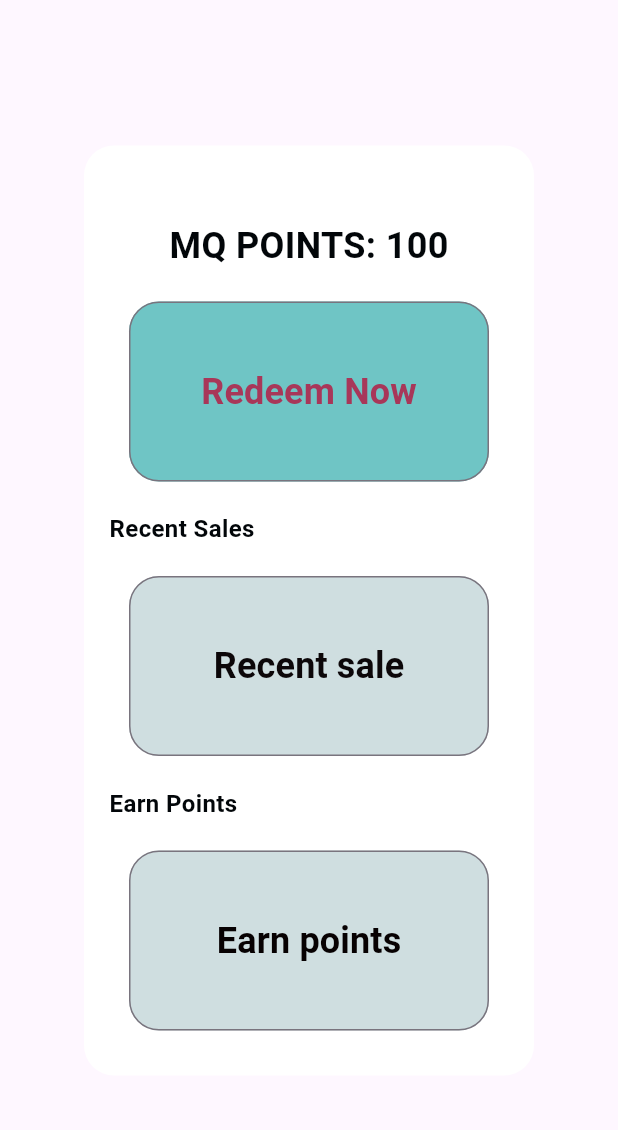
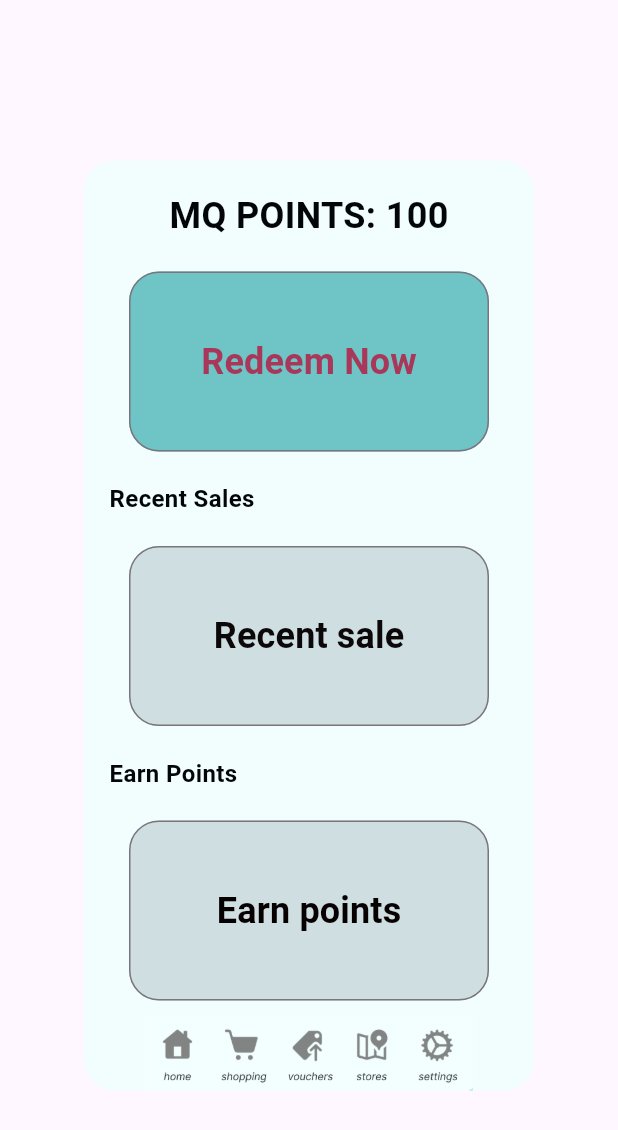
Before and after one commit to tinger529/MQ_points, a Flutter app: the HomeScreen widget shown alone on an empty page, opened directly, on a phone screen of 412 x 824 dp. Shown: the top 1130 px of the screen. Run offline on Flutter 3.47's test engine with Material 3 defaults, Android fonts, the phone set to English and light mode, and no system bars; Roboto replaces fonts that are missing (Italic).

Commit message:
home screen rendering: finish basic structure

```diff
--- a/lib/screens/home_screen.dart
+++ b/lib/screens/home_screen.dart
@@ -19,7 +19,7 @@ class HomeScreen extends StatelessWidget {
                 width: 300.0,
                 height: 620.0,
                 decoration: const BoxDecoration(
-                  color: Colors.white,
+                  color: Color(0xFFF2FEFE),
                   borderRadius: BorderRadius.only(
                     topLeft: Radius.circular(20.0),
                     topRight: Radius.circular(20.0),
@@ -29,7 +29,7 @@ class HomeScreen extends StatelessWidget {
                 ),
                 child: Column(
                   children: [
-                    const SizedBox(height: 50),
+                    const SizedBox(height: 20),
                     const Text(
                       'MQ POINTS: 100',
                       textDirection: TextDirection.ltr,
@@ -164,10 +164,16 @@ class HomeScreen extends StatelessWidget {
                           ),
                         ),
                       ),
+                      const SizedBox(height: 10),
+                      Image.asset(
+                        'assets/image/toolbar.png',
+                        width: 500,
+                        height: 50,
+                        opacity: const AlwaysStoppedAnimation(.8),
+                      ),
                   ],
                 ),
               ),
-              const SizedBox(height: 20),
             ]
       )
     );
--- a/pubspec.yaml
+++ b/pubspec.yaml
@@ -63,6 +63,7 @@ flutter:
   assets:
     - assets/image/coin.jpeg
     - assets/image/coin.jpg
+    - assets/image/toolbar.png
 
   # An image asset can refer to one or more resolution-specific "variants", see
   # https://flutter.dev/assets-and-images/#resolution-aware
```
Also changed, not shown: assets/image/toolbar.png (added), 2 other files.
